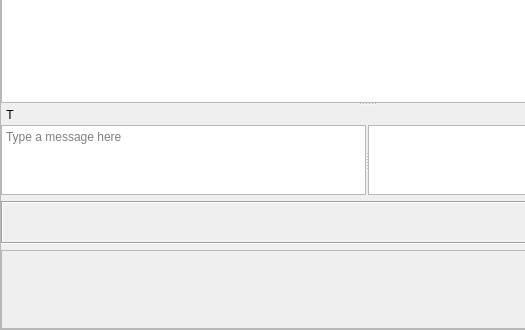
First picture: the form in retroshare-gui/src/gui/chat/ChatWidget.ui, repository unseenp2pdev/RetroShare, before the edit; both pictures show x 0 to 525 and y 341 to 671 of the 734 by 671 pixel window.
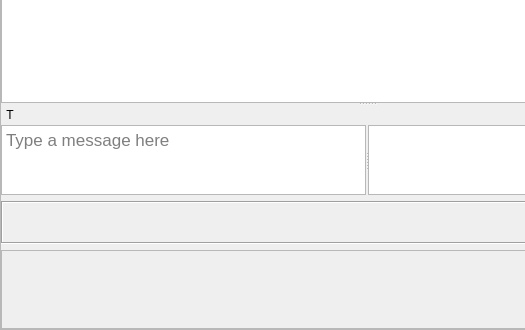
Second picture: the form after the edit. Icons and pictures are not drawn. Custom widgets are drawn as their Qt base class.

Commit message: set font size

```diff
--- a/retroshare-gui/src/gui/chat/ChatWidget.ui
+++ b/retroshare-gui/src/gui/chat/ChatWidget.ui
@@ -340,6 +340,11 @@
                  <height>30</height>
                 </size>
                </property>
+               <property name="font">
+                <font>
+                 <pointsize>13</pointsize>
+                </font>
+               </property>
                <property name="placeholderText">
                 <string>Type a message here</string>
                </property>
```
Left out of the diff: 19 changed lines with no effect on the pictures.
